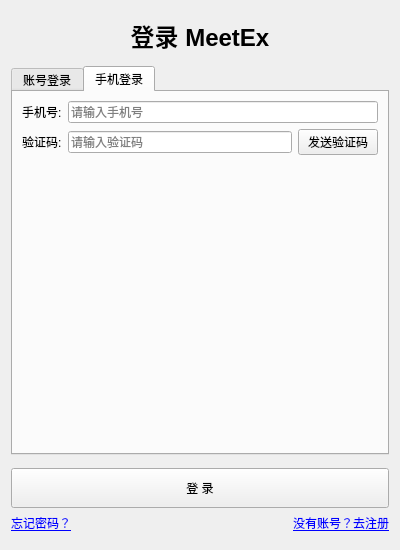
This is ui/login.ui in zhangdalin/MeetEx as Qt 5 draws it before an edit. The edited form follows.
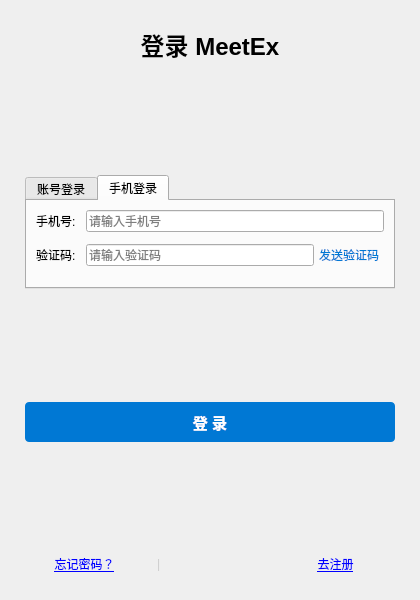
This is the edited form. The open tabs and pages were chosen to show the change. Icons and pictures are not drawn.

Commit message: redesign login page

Patch:
```diff
--- a/ui/login.ui
+++ b/ui/login.ui
@@ -6,14 +6,29 @@
    <rect>
     <x>0</x>
     <y>0</y>
-    <width>400</width>
-    <height>550</height>
+    <width>420</width>
+    <height>600</height>
    </rect>
   </property>
   <property name="windowTitle">
    <string>登录</string>
   </property>
   <layout class="QVBoxLayout" name="verticalLayout">
+   <property name="spacing">
+    <number>0</number>
+   </property>
+   <property name="leftMargin">
+    <number>25</number>
+   </property>
+   <property name="topMargin">
+    <number>20</number>
+   </property>
+   <property name="rightMargin">
+    <number>25</number>
+   </property>
+   <property name="bottomMargin">
+    <number>20</number>
+   </property>
    <item>
     <spacer name="verticalSpacer_top">
      <property name="orientation">
@@ -42,6 +57,12 @@
      <property name="orientation">
       <enum>Qt::Vertical</enum>
      </property>
+     <property name="sizeHint" stdset="0">
+      <size>
+       <width>20</width>
+       <height>25</height>
+      </size>
+     </property>
     </spacer>
    </item>
    <item>
@@ -98,6 +119,18 @@
       <layout class="QVBoxLayout" name="phoneTabLayout">
        <item>
         <layout class="QFormLayout" name="phoneFormLayout">
+         <property name="labelAlignment">
+          <set>Qt::AlignRight|Qt::AlignVCenter</set>
+         </property>
+         <property name="formAlignment">
+          <set>Qt::AlignLeading|Qt::AlignTop</set>
+         </property>
+         <property name="horizontalSpacing">
+          <number>10</number>
+         </property>
+         <property name="verticalSpacing">
+          <number>12</number>
+         </property>
          <item row="0" column="0">
           <widget class="QLabel" name="phoneLabel">
            <property name="text">
@@ -130,6 +163,21 @@
            </item>
            <item>
             <widget class="QPushButton" name="sendCodeBtn">
+             <property name="styleSheet">
+              <string notr="true">QPushButton {
+    border: none;
+    background: transparent;
+    color: #0078d4;
+    font-size: 9pt;
+    padding: 0 5px;
+}
+QPushButton:hover {
+    color: #005a9e;
+}
+QPushButton:disabled {
+    color: #999999;
+}</string>
+             </property>
              <property name="text">
               <string>发送验证码</string>
              </property>
@@ -148,6 +196,12 @@
      <property name="orientation">
       <enum>Qt::Vertical</enum>
      </property>
+     <property name="sizeHint" stdset="0">
+      <size>
+       <width>20</width>
+       <height>30</height>
+      </size>
+     </property>
     </spacer>
    </item>
    <item>
@@ -158,6 +212,22 @@
        <height>40</height>
       </size>
      </property>
+     <property name="styleSheet">
+      <string notr="true">QPushButton {
+    background-color: #0078d4;
+    color: white;
+    border: none;
+    border-radius: 4px;
+    font-size: 11pt;
+    font-weight: bold;
+}
+QPushButton:hover {
+    background-color: #005a9e;
+}
+QPushButton:pressed {
+    background-color: #004578;
+}</string>
+     </property>
      <property name="text">
       <string>登 录</string>
      </property>
@@ -167,35 +237,68 @@
      </property>
     </widget>
    </item>
+   <item>
+    <spacer name="verticalSpacer_afterButton">
+     <property name="orientation">
+      <enum>Qt::Vertical</enum>
+     </property>
+     <property name="sizeHint" stdset="0">
+      <size>
+       <width>20</width>
+       <height>15</height>
+      </size>
+     </property>
+    </spacer>
+   </item>
    <item>
     <layout class="QHBoxLayout" name="linkLayout">
+     <property name="spacing">
+      <number>20</number>
+     </property>
+     <item>
+      <spacer name="horizontalSpacer_left">
+       <property name="orientation">
+        <enum>Qt::Horizontal</enum>
+       </property>
+      </spacer>
+     </item>
      <item>
       <widget class="QLabel" name="forgotPasswordLabel">
        <property name="text">
         <string>&lt;a href=&quot;#forgot&quot;&gt;忘记密码？&lt;/a&gt;</string>
        </property>
        <property name="alignment">
-        <set>Qt::AlignLeft|Qt::AlignVCenter</set>
+        <set>Qt::AlignCenter</set>
        </property>
       </widget>
      </item>
      <item>
-      <spacer name="horizontalSpacer">
-       <property name="orientation">
-        <enum>Qt::Horizontal</enum>
+      <widget class="QLabel" name="separatorLabel">
+       <property name="text">
+        <string>|</string>
        </property>
-      </spacer>
+       <property name="styleSheet">
+        <string notr="true">color: #cccccc;</string>
+       </property>
+      </widget>
      </item>
      <item>
       <widget class="QLabel" name="registerLinkLabel">
        <property name="text">
-        <string>&lt;a href=&quot;#register&quot;&gt;没有账号？去注册&lt;/a&gt;</string>
+        <string>&lt;a href=&quot;#register&quot;&gt;去注册&lt;/a&gt;</string>
        </property>
        <property name="alignment">
-        <set>Qt::AlignRight|Qt::AlignVCenter</set>
+        <set>Qt::AlignCenter</set>
        </property>
       </widget>
      </item>
+     <item>
+      <spacer name="horizontalSpacer_right">
+       <property name="orientation">
+        <enum>Qt::Horizontal</enum>
+       </property>
+      </spacer>
+     </item>
     </layout>
    </item>
    <item>
```
Left out of the diff: 20 changed lines with no effect on the pictures. The commit also changes 2 other files.
